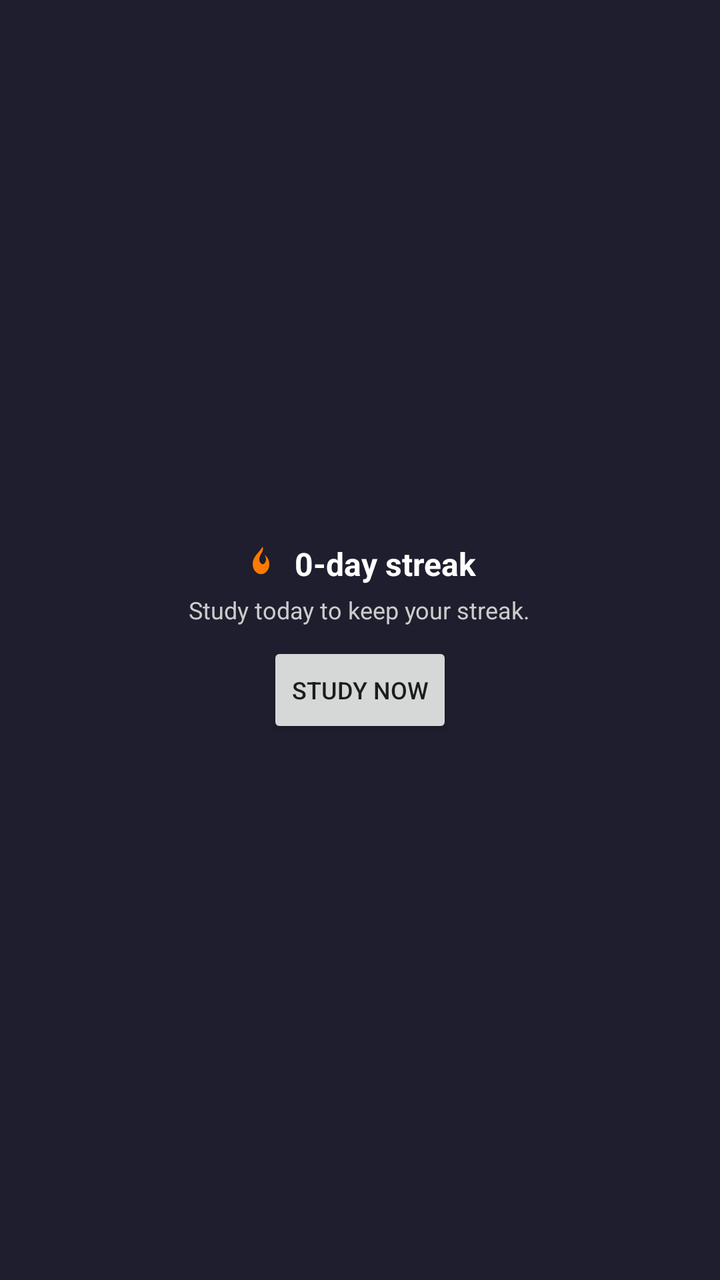
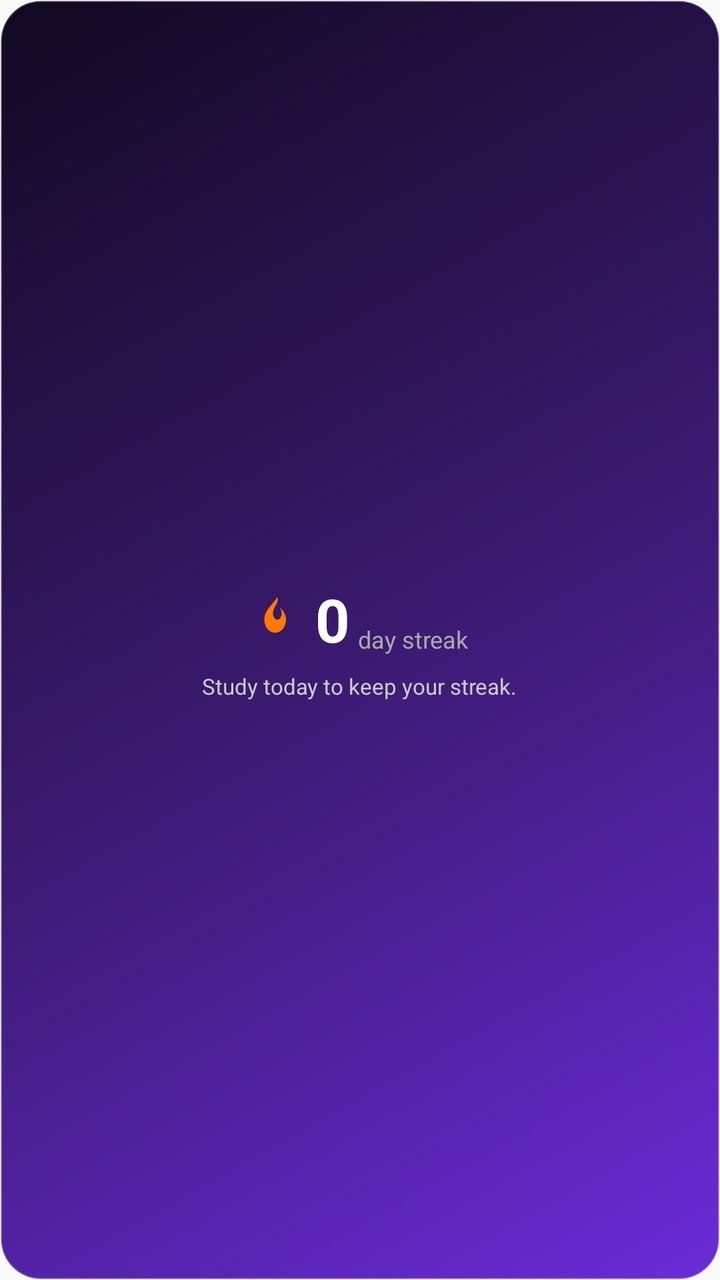

Compare the two renders of this Android layout. The source of the first and the diff that turns it into the second are given below.
<!-- AndroidManifest.xml: application theme AppTheme -->
<!-- res/layout/widget_streak.xml -->
<?xml version="1.0" encoding="utf-8"?>
<LinearLayout xmlns:android="http://schemas.android.com/apk/res/android"
    android:layout_width="match_parent"
    android:layout_height="match_parent"
    android:orientation="vertical"
    android:gravity="center"
    android:padding="12dp"
    android:background="#1E1E2E">

    <LinearLayout
        android:layout_width="wrap_content"
        android:layout_height="wrap_content"
        android:orientation="horizontal"
        android:gravity="center_vertical">

        <ImageView
            android:layout_width="20dp"
            android:layout_height="20dp"
            android:src="@drawable/ic_streak_flame" />

        <TextView
            android:id="@+id/widget_streak_text"
            android:layout_width="wrap_content"
            android:layout_height="wrap_content"
            android:layout_marginStart="6dp"
            android:text="0-day streak"
            android:textColor="#FFFFFF"
            android:textSize="16sp"
            android:textStyle="bold" />
    </LinearLayout>

    <TextView
        android:id="@+id/widget_reminder_text"
        android:layout_width="wrap_content"
        android:layout_height="wrap_content"
        android:layout_marginTop="4dp"
        android:text="Study today to keep your streak."
        android:textColor="#CCCCCC"
        android:textSize="12sp" />

    <Button
        android:id="@+id/widget_open_button"
        android:layout_width="wrap_content"
        android:layout_height="wrap_content"
        android:layout_marginTop="8dp"
        android:text="Study now"
        android:textSize="12sp" />

</LinearLayout>
<!-- resources referenced by this layout -->
<resources>
  <!-- drawable ic_streak_flame (drawable) -->
  <vector xmlns:android="http://schemas.android.com/apk/res/android"
      android:width="24dp"
      android:height="24dp"
      android:viewportWidth="24"
      android:viewportHeight="24">
      <path
          android:fillColor="#FF7A00"
          android:pathData="M12,2c1,3 -2,4.5 -2,7.5c0,1.8 1,3 2,3s2,-1.2 2,-3c0,-1 -0.5,-1.8 -0.8,-2.6c1.6,1.2 2.8,3.3 2.8,5.6c0,3.3 -2.2,6 -5,6s-5,-2.7 -5,-6c0,-4.5 3.5,-6.5 6,-10.5z"/>
  </vector>
  <style name="AppTheme" parent="Theme.AppCompat.Light.DarkActionBar">
          
          <item name="colorPrimary">@color/colorPrimary</item>
          <item name="colorPrimaryDark">@color/colorPrimaryDark</item>
          <item name="colorAccent">@color/colorAccent</item>
      </style>
</resources>

<!-- the commit's change to res/layout/widget_streak.xml (unified diff, before → after) -->
@@ -1,11 +1,12 @@
 <?xml version="1.0" encoding="utf-8"?>
 <LinearLayout xmlns:android="http://schemas.android.com/apk/res/android"
+    android:id="@+id/widget_root"
     android:layout_width="match_parent"
     android:layout_height="match_parent"
     android:orientation="vertical"
     android:gravity="center"
-    android:padding="12dp"
-    android:background="#1E1E2E">
+    android:padding="14dp"
+    android:background="@drawable/widget_background">
 
     <LinearLayout
         android:layout_width="wrap_content"
@@ -14,8 +15,8 @@
         android:gravity="center_vertical">
 
         <ImageView
-            android:layout_width="20dp"
-            android:layout_height="20dp"
+            android:layout_width="26dp"
+            android:layout_height="26dp"
             android:src="@drawable/ic_streak_flame" />
 
         <TextView
@@ -23,27 +24,30 @@
             android:layout_width="wrap_content"
             android:layout_height="wrap_content"
             android:layout_marginStart="6dp"
-            android:text="0-day streak"
+            android:text="0"
             android:textColor="#FFFFFF"
-            android:textSize="16sp"
+            android:textSize="30sp"
             android:textStyle="bold" />
+
+        <TextView
+            android:layout_width="wrap_content"
+            android:layout_height="wrap_content"
+            android:layout_marginStart="4dp"
+            android:layout_marginTop="10dp"
+            android:text="day streak"
+            android:textColor="#AAAAAA"
+            android:textSize="12sp" />
     </LinearLayout>
 
     <TextView
         android:id="@+id/widget_reminder_text"
         android:layout_width="wrap_content"
         android:layout_height="wrap_content"
-        android:layout_marginTop="4dp"
+        android:layout_marginTop="6dp"
         android:text="Study today to keep your streak."
         android:textColor="#CCCCCC"
-        android:textSize="12sp" />
-
-    <Button
-        android:id="@+id/widget_open_button"
-        android:layout_width="wrap_content"
-        android:layout_height="wrap_content"
-        android:layout_marginTop="8dp"
-        android:text="Study now"
-        android:textSize="12sp" />
+        android:textSize="11sp"
+        android:gravity="center"
+        android:maxLines="2" />
 
 </LinearLayout>
<!-- resource entries referenced after the edit -->
@@ -10,6 +10,21 @@
           android:fillColor="#FF7A00"
           android:pathData="M12,2c1,3 -2,4.5 -2,7.5c0,1.8 1,3 2,3s2,-1.2 2,-3c0,-1 -0.5,-1.8 -0.8,-2.6c1.6,1.2 2.8,3.3 2.8,5.6c0,3.3 -2.2,6 -5,6s-5,-2.7 -5,-6c0,-4.5 3.5,-6.5 6,-10.5z"/>
   </vector>
+  <!-- drawable widget_background (drawable) -->
+  <?xml version="1.0" encoding="utf-8"?>
+  <shape xmlns:android="http://schemas.android.com/apk/res/android"
+      android:shape="rectangle">
+      <corners android:radius="20dp" />
+      <gradient
+          android:type="linear"
+          android:angle="135"
+          android:startColor="#6A2CD9"
+          android:centerColor="#3A1A6E"
+          android:endColor="#120920" />
+      <stroke
+          android:width="1dp"
+          android:color="#40FFFFFF" />
+  </shape>
   <style name="AppTheme" parent="Theme.AppCompat.Light.DarkActionBar">
           
           <item name="colorPrimary">@color/colorPrimary</item>
